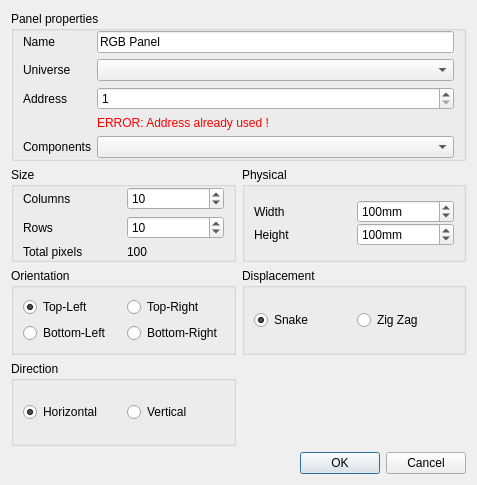
This is ui/src/addrgbpanel.ui in mcallegari/qlcplus as Qt 5 draws it before an edit. The edited form follows.
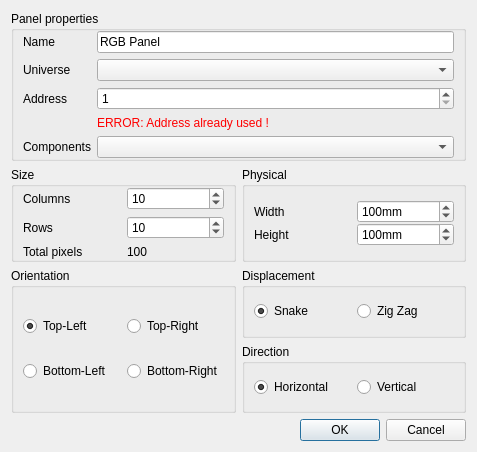
This is the edited form. Icons and pictures are not drawn.

Commit message: UI: minor change to RGBPanel dialog layout and updated changelog

What changed in the file:
```diff
--- a/ui/src/addrgbpanel.ui
+++ b/ui/src/addrgbpanel.ui
@@ -26,7 +26,7 @@
     <x>0</x>
     <y>0</y>
     <width>477</width>
-    <height>485</height>
+    <height>452</height>
    </rect>
   </property>
   <property name="windowTitle">
@@ -192,72 +192,6 @@
      </property>
     </widget>
    </item>
-   <item row="2" column="0">
-    <widget class="QGroupBox" name="groupBox_4">
-     <property name="title">
-      <string>Orientation</string>
-     </property>
-     <layout class="QGridLayout" name="gridLayout_3">
-      <item row="0" column="1">
-       <widget class="QRadioButton" name="m_oriTopRightRadio">
-        <property name="text">
-         <string>Top-Right</string>
-        </property>
-       </widget>
-      </item>
-      <item row="0" column="0">
-       <widget class="QRadioButton" name="m_oriTopLeftRadio">
-        <property name="text">
-         <string>Top-Left</string>
-        </property>
-        <property name="checked">
-         <bool>true</bool>
-        </property>
-       </widget>
-      </item>
-      <item row="1" column="0">
-       <widget class="QRadioButton" name="m_oriBottomLeftRadio">
-        <property name="text">
-         <string>Bottom-Left</string>
-        </property>
-       </widget>
-      </item>
-      <item row="1" column="1">
-       <widget class="QRadioButton" name="m_oriBottomRightRadio">
-        <property name="text">
-         <string>Bottom-Right</string>
-        </property>
-       </widget>
-      </item>
-     </layout>
-    </widget>
-   </item>
-   <item row="2" column="1">
-    <widget class="QGroupBox" name="groupBox_3">
-     <property name="title">
-      <string>Displacement</string>
-     </property>
-     <layout class="QHBoxLayout" name="horizontalLayout">
-      <item>
-       <widget class="QRadioButton" name="m_snakeRadio">
-        <property name="text">
-         <string>Snake</string>
-        </property>
-        <property name="checked">
-         <bool>true</bool>
-        </property>
-       </widget>
-      </item>
-      <item>
-       <widget class="QRadioButton" name="m_zigzagRadio">
-        <property name="text">
-         <string>Zig Zag</string>
-        </property>
-       </widget>
-      </item>
-     </layout>
-    </widget>
-   </item>
    <item row="1" column="0">
     <widget class="QGroupBox" name="groupBox_2">
      <property name="title">
@@ -331,26 +265,96 @@
      </layout>
     </widget>
    </item>
-   <item row="3" column="0">
-    <widget class="QGroupBox" name="groupBox_6">
+   <item row="2" column="1" rowspan="2">
+    <layout class="QVBoxLayout" name="verticalLayout_4">
+     <item>
+      <widget class="QGroupBox" name="groupBox_3">
+       <property name="title">
+        <string>Displacement</string>
+       </property>
+       <layout class="QHBoxLayout" name="horizontalLayout">
+        <item>
+         <widget class="QRadioButton" name="m_snakeRadio">
+          <property name="text">
+           <string>Snake</string>
+          </property>
+          <property name="checked">
+           <bool>true</bool>
+          </property>
+         </widget>
+        </item>
+        <item>
+         <widget class="QRadioButton" name="m_zigzagRadio">
+          <property name="text">
+           <string>Zig Zag</string>
+          </property>
+         </widget>
+        </item>
+       </layout>
+      </widget>
+     </item>
+     <item>
+      <widget class="QGroupBox" name="groupBox_6">
+       <property name="title">
+        <string>Direction</string>
+       </property>
+       <layout class="QHBoxLayout" name="horizontalLayout_2">
+        <item>
+         <widget class="QRadioButton" name="m_horizontalRadio">
+          <property name="text">
+           <string>Horizontal</string>
+          </property>
+          <property name="checked">
+           <bool>true</bool>
+          </property>
+         </widget>
+        </item>
+        <item>
+         <widget class="QRadioButton" name="m_verticalRadio">
+          <property name="text">
+           <string>Vertical</string>
+          </property>
+         </widget>
+        </item>
+       </layout>
+      </widget>
+     </item>
+    </layout>
+   </item>
+   <item row="2" column="0" rowspan="2">
+    <widget class="QGroupBox" name="groupBox_4">
      <property name="title">
-      <string>Direction</string>
+      <string>Orientation</string>
      </property>
-     <layout class="QHBoxLayout" name="horizontalLayout_2">
-      <item>
-       <widget class="QRadioButton" name="m_horizontalRadio">
+     <layout class="QGridLayout" name="gridLayout_3">
+      <item row="0" column="1">
+       <widget class="QRadioButton" name="m_oriTopRightRadio">
         <property name="text">
-         <string>Horizontal</string>
+         <string>Top-Right</string>
+        </property>
+       </widget>
+      </item>
+      <item row="0" column="0">
+       <widget class="QRadioButton" name="m_oriTopLeftRadio">
+        <property name="text">
+         <string>Top-Left</string>
         </property>
         <property name="checked">
          <bool>true</bool>
         </property>
        </widget>
       </item>
-      <item>
-       <widget class="QRadioButton" name="m_verticalRadio">
+      <item row="1" column="0">
+       <widget class="QRadioButton" name="m_oriBottomLeftRadio">
         <property name="text">
-         <string>Vertical</string>
+         <string>Bottom-Left</string>
+        </property>
+       </widget>
+      </item>
+      <item row="1" column="1">
+       <widget class="QRadioButton" name="m_oriBottomRightRadio">
+        <property name="text">
+         <string>Bottom-Right</string>
         </property>
        </widget>
       </item>
```
The commit also changes 1 other file.
